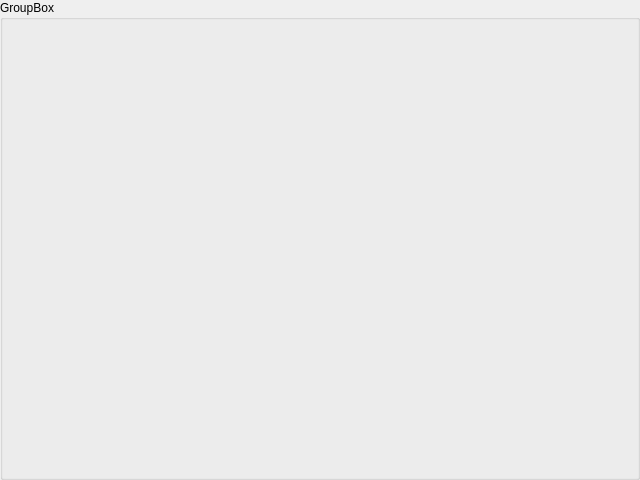
First picture: the form in views/modelevaluationview.ui, repository jorgeorm/scopclassificator, before the edit.
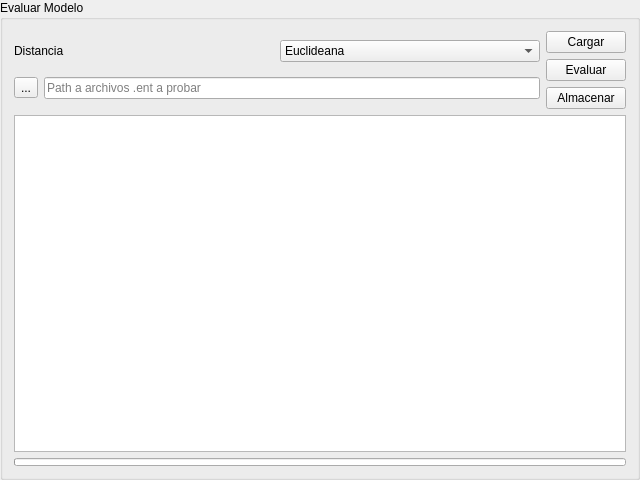
Second picture: the form after the edit.

Commit message: Model creation completed.

```diff
--- a/views/modelevaluationview.ui
+++ b/views/modelevaluationview.ui
@@ -1,10 +1,7 @@
 <?xml version='1.0'?>
 <ui version="4.0">
  <class>ModelEvaluationView</class>
- <widget name="ModelEvaluationView" class="QGroupBox">
-  <property name="title">
-   <string>GroupBox</string>
-  </property>
+ <widget class="QGroupBox" name="ModelEvaluationView">
   <property name="geometry">
    <rect>
     <x>0</x>
@@ -16,5 +13,119 @@
   <property name="windowTitle">
    <string>GroupBox</string>
   </property>
+  <property name="title">
+   <string>Evaluar Modelo</string>
+  </property>
+  <layout class="QVBoxLayout" name="verticalLayout">
+   <item>
+    <layout class="QHBoxLayout" name="form_qhbl">
+     <item>
+      <layout class="QVBoxLayout" name="form_qvbl">
+       <item>
+        <layout class="QHBoxLayout" name="distance_qhbl">
+         <item>
+          <widget class="QLabel" name="distance_lbl">
+           <property name="text">
+            <string>Distancia</string>
+           </property>
+          </widget>
+         </item>
+         <item>
+          <widget class="QComboBox" name="distance_cbx">
+           <item>
+            <property name="text">
+             <string>Euclideana</string>
+            </property>
+           </item>
+           <item>
+            <property name="text">
+             <string>Coseno</string>
+            </property>
+           </item>
+           <item>
+            <property name="text">
+             <string/>
+            </property>
+           </item>
+          </widget>
+         </item>
+        </layout>
+       </item>
+       <item>
+        <layout class="QHBoxLayout" name="pathEntities_qhbl">
+         <item>
+          <widget class="QToolButton" name="pathEntities_qtb">
+           <property name="text">
+            <string>...</string>
+           </property>
+          </widget>
+         </item>
+         <item>
+          <widget class="QLineEdit" name="pathEntities_qle">
+           <property name="text">
+            <string/>
+           </property>
+           <property name="placeholderText">
+            <string>Path a archivos .ent a probar</string>
+           </property>
+          </widget>
+         </item>
+        </layout>
+       </item>
+      </layout>
+     </item>
+     <item>
+      <layout class="QVBoxLayout" name="actions_qvbl">
+       <item>
+        <widget class="QPushButton" name="loadEntities_qpb">
+         <property name="text">
+          <string>Cargar</string>
+         </property>
+        </widget>
+       </item>
+       <item>
+        <widget class="QPushButton" name="evaluate_qpb">
+         <property name="text">
+          <string>Evaluar</string>
+         </property>
+        </widget>
+       </item>
+       <item>
+        <widget class="QPushButton" name="pushButton">
+         <property name="text">
+          <string>Almacenar</string>
+         </property>
+        </widget>
+       </item>
+      </layout>
+     </item>
+    </layout>
+   </item>
+   <item>
+    <widget class="QTableView" name="modelEvaluation_qtv"/>
+   </item>
+   <item>
+    <widget class="QProgressBar" name="progress_qpb">
+     <property name="minimumSize">
+      <size>
+       <width>0</width>
+       <height>0</height>
+      </size>
+     </property>
+     <property name="maximumSize">
+      <size>
+       <width>16777215</width>
+       <height>8</height>
+      </size>
+     </property>
+     <property name="value">
+      <number>0</number>
+     </property>
+     <property name="textVisible">
+      <bool>false</bool>
+     </property>
+    </widget>
+   </item>
+  </layout>
  </widget>
 </ui>
```
Left out of the diff: 6 changed lines with no effect on the pictures. The commit also changes 22 other files.
